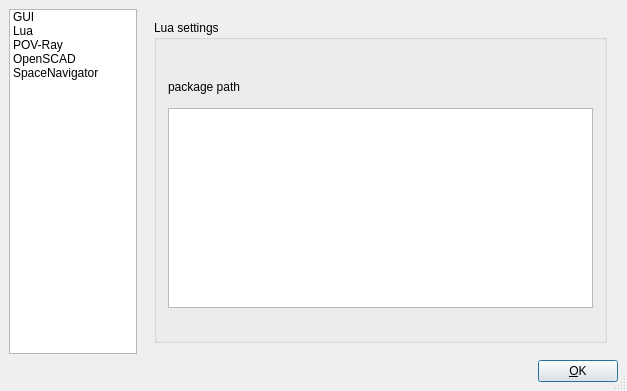
bullet-physics-playground/bpp, file src/prefs.ui: the form before one commit.
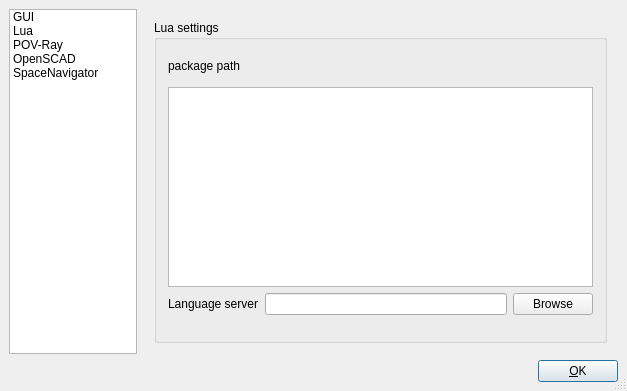
The form after the commit. Icons and pictures are not drawn.

Commit message: Add lua-language-server support.

```diff
--- a/src/prefs.ui
+++ b/src/prefs.ui
@@ -289,6 +289,31 @@
               </item>
              </layout>
             </item>
+            <item>
+             <layout class="QFormLayout" name="languageServerFormLayout">
+              <item row="0" column="0">
+               <widget class="QLabel" name="languageServerExecutableLabel">
+                <property name="text">
+                 <string>Language server</string>
+                </property>
+               </widget>
+              </item>
+              <item row="0" column="1">
+               <layout class="QHBoxLayout" name="languageServerExecutableLayout">
+                <item>
+                 <widget class="QLineEdit" name="languageServerExecutable"/>
+                </item>
+                <item>
+                 <widget class="QPushButton" name="languageServerExecutableBrowse">
+                  <property name="text">
+                   <string>Browse</string>
+                  </property>
+                 </widget>
+                </item>
+               </layout>
+              </item>
+             </layout>
+            </item>
            </layout>
           </widget>
          </item>
```
Left out of the diff: 2 changed lines with no effect on the pictures. The commit also changes 5 other files.
